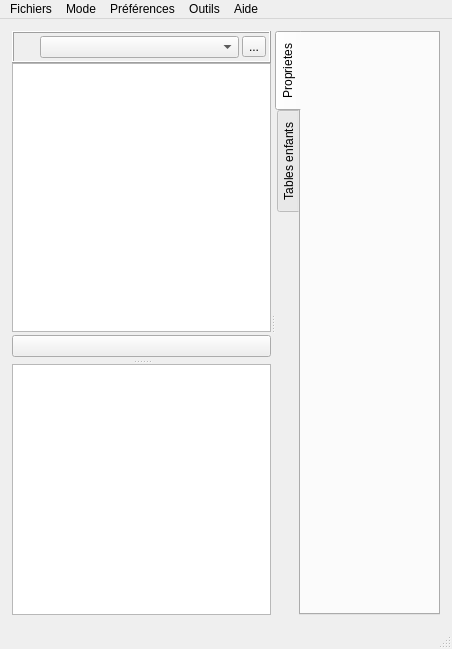
Old version of the form Lamia/dialog/InspectionDigue_windowwidget_base.ui in the repository Artelia/Lamia.
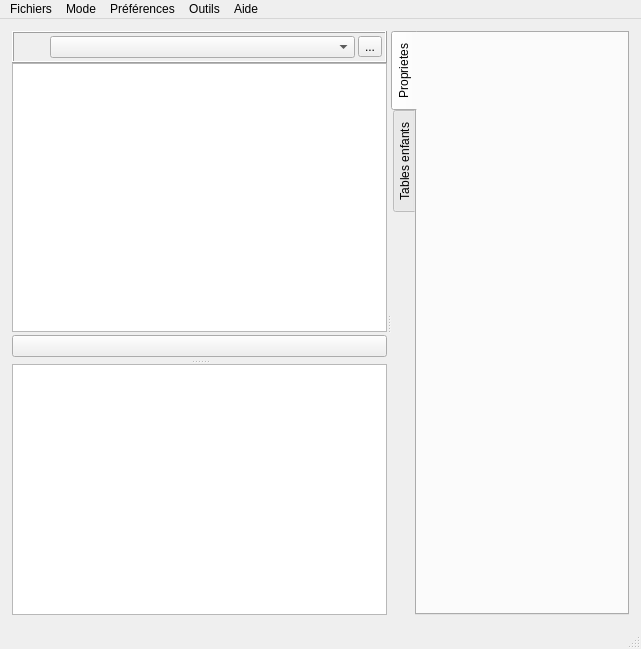
New version of the form. Icons and pictures are not drawn.

What changed in the file:
```diff
--- a/Lamia/dialog/InspectionDigue_windowwidget_base.ui
+++ b/Lamia/dialog/InspectionDigue_windowwidget_base.ui
@@ -6,7 +6,7 @@
    <rect>
     <x>0</x>
     <y>0</y>
-    <width>452</width>
+    <width>641</width>
     <height>649</height>
    </rect>
   </property>
@@ -450,7 +450,7 @@
     <rect>
      <x>0</x>
      <y>0</y>
-     <width>452</width>
+     <width>641</width>
      <height>21</height>
     </rect>
    </property>
```
